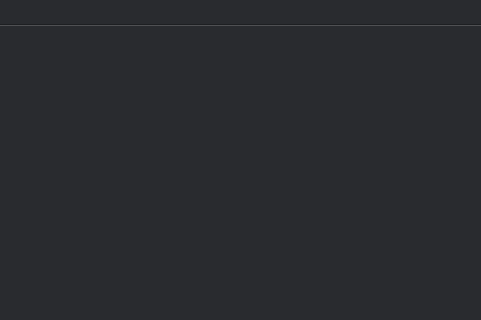
This is geo.ui in bigboyTaysh/geoalgorithm as Qt 5 draws it before an edit; both pictures show x 272 to 753 and y 0 to 320 of the 1009 by 609 pixel window. The edited form follows.
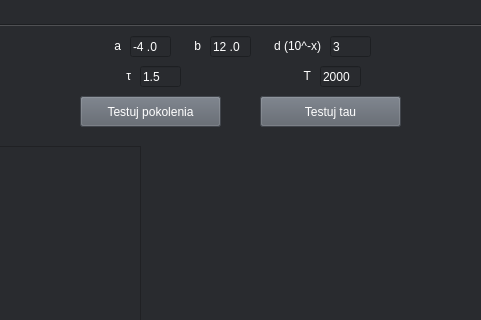
This is the edited form. The open tabs and pages were chosen to show the change. Custom widgets are drawn as their Qt base class.

Patch:
```diff
--- a/geo.ui
+++ b/geo.ui
@@ -495,6 +495,467 @@
      <attribute name="title">
       <string>Tab 2</string>
      </attribute>
+     <widget class="QLabel" name="label_11">
+      <property name="geometry">
+       <rect>
+        <x>380</x>
+        <y>40</y>
+        <width>21</width>
+        <height>20</height>
+       </rect>
+      </property>
+      <property name="styleSheet">
+       <string notr="true">color: rgb(255, 255, 255);</string>
+      </property>
+      <property name="text">
+       <string>τ</string>
+      </property>
+      <property name="alignment">
+       <set>Qt::AlignRight|Qt::AlignTrailing|Qt::AlignVCenter</set>
+      </property>
+     </widget>
+     <widget class="QLabel" name="label_12">
+      <property name="geometry">
+       <rect>
+        <x>560</x>
+        <y>40</y>
+        <width>21</width>
+        <height>20</height>
+       </rect>
+      </property>
+      <property name="styleSheet">
+       <string notr="true">color: rgb(255, 255, 255);</string>
+      </property>
+      <property name="text">
+       <string>T</string>
+      </property>
+      <property name="alignment">
+       <set>Qt::AlignRight|Qt::AlignTrailing|Qt::AlignVCenter</set>
+      </property>
+     </widget>
+     <widget class="QLineEdit" name="input_tau_test">
+      <property name="geometry">
+       <rect>
+        <x>410</x>
+        <y>40</y>
+        <width>41</width>
+        <height>21</height>
+       </rect>
+      </property>
+      <property name="styleSheet">
+       <string notr="true">color: rgb(255, 255, 255);</string>
+      </property>
+      <property name="inputMask">
+       <string>9.9</string>
+      </property>
+      <property name="text">
+       <string>1.5</string>
+      </property>
+     </widget>
+     <widget class="QLineEdit" name="input_t_test">
+      <property name="geometry">
+       <rect>
+        <x>590</x>
+        <y>40</y>
+        <width>41</width>
+        <height>21</height>
+       </rect>
+      </property>
+      <property name="styleSheet">
+       <string notr="true">
+color: rgb(255, 255, 255);</string>
+      </property>
+      <property name="inputMask">
+       <string>99999</string>
+      </property>
+      <property name="text">
+       <string>2000</string>
+      </property>
+     </widget>
+     <widget class="QPushButton" name="button_test_generations">
+      <property name="geometry">
+       <rect>
+        <x>350</x>
+        <y>70</y>
+        <width>141</width>
+        <height>31</height>
+       </rect>
+      </property>
+      <property name="sizePolicy">
+       <sizepolicy hsizetype="Minimum" vsizetype="Fixed">
+        <horstretch>0</horstretch>
+        <verstretch>0</verstretch>
+       </sizepolicy>
+      </property>
+      <property name="minimumSize">
+       <size>
+        <width>0</width>
+        <height>30</height>
+       </size>
+      </property>
+      <property name="baseSize">
+       <size>
+        <width>0</width>
+        <height>0</height>
+       </size>
+      </property>
+      <property name="cursor">
+       <cursorShape>PointingHandCursor</cursorShape>
+      </property>
+      <property name="layoutDirection">
+       <enum>Qt::RightToLeft</enum>
+      </property>
+      <property name="styleSheet">
+       <string notr="true">background-color: rgb(91, 97, 106);
+color: white;</string>
+      </property>
+      <property name="text">
+       <string>Testuj pokolenia</string>
+      </property>
+     </widget>
+     <widget class="QPushButton" name="button_test_tau">
+      <property name="geometry">
+       <rect>
+        <x>530</x>
+        <y>70</y>
+        <width>141</width>
+        <height>31</height>
+       </rect>
+      </property>
+      <property name="sizePolicy">
+       <sizepolicy hsizetype="Minimum" vsizetype="Fixed">
+        <horstretch>0</horstretch>
+        <verstretch>0</verstretch>
+       </sizepolicy>
+      </property>
+      <property name="minimumSize">
+       <size>
+        <width>0</width>
+        <height>30</height>
+       </size>
+      </property>
+      <property name="baseSize">
+       <size>
+        <width>0</width>
+        <height>0</height>
+       </size>
+      </property>
+      <property name="cursor">
+       <cursorShape>PointingHandCursor</cursorShape>
+      </property>
+      <property name="layoutDirection">
+       <enum>Qt::RightToLeft</enum>
+      </property>
+      <property name="styleSheet">
+       <string notr="true">background-color: rgb(91, 97, 106);
+color: white;</string>
+      </property>
+      <property name="text">
+       <string>Testuj tau</string>
+      </property>
+     </widget>
+     <widget class="QTableWidget" name="test_table">
+      <property name="enabled">
+       <bool>true</bool>
+      </property>
+      <property name="geometry">
+       <rect>
+        <x>10</x>
+        <y>120</y>
+        <width>401</width>
+        <height>451</height>
+       </rect>
+      </property>
+      <property name="font">
+       <font>
+        <stylestrategy>PreferDefault</stylestrategy>
+       </font>
+      </property>
+      <property name="cursor" stdset="0">
+       <cursorShape>ArrowCursor</cursorShape>
+      </property>
+      <property name="layoutDirection">
+       <enum>Qt::LeftToRight</enum>
+      </property>
+      <property name="autoFillBackground">
+       <bool>false</bool>
+      </property>
+      <property name="styleSheet">
+       <string notr="true">color: rgb(255, 255, 255);
+Header {Background-color: rgb(190,1,1);}</string>
+      </property>
+      <property name="verticalScrollBarPolicy">
+       <enum>Qt::ScrollBarAlwaysOff</enum>
+      </property>
+      <property name="horizontalScrollBarPolicy">
+       <enum>Qt::ScrollBarAlwaysOff</enum>
+      </property>
+      <property name="sizeAdjustPolicy">
+       <enum>QAbstractScrollArea::AdjustToContents</enum>
+      </property>
+      <property name="autoScroll">
+       <bool>false</bool>
+      </property>
+      <property name="editTriggers">
+       <set>QAbstractItemView::SelectedClicked</set>
+      </property>
+      <property name="tabKeyNavigation">
+       <bool>false</bool>
+      </property>
+      <property name="showDropIndicator" stdset="0">
+       <bool>false</bool>
+      </property>
+      <property name="dragDropOverwriteMode">
+       <bool>false</bool>
+      </property>
+      <property name="selectionMode">
+       <enum>QAbstractItemView::NoSelection</enum>
+      </property>
+      <property name="textElideMode">
+       <enum>Qt::ElideMiddle</enum>
+      </property>
+      <property name="showGrid">
+       <bool>true</bool>
+      </property>
+      <property name="wordWrap">
+       <bool>false</bool>
+      </property>
+      <property name="cornerButtonEnabled">
+       <bool>false</bool>
+      </property>
+      <property name="rowCount">
+       <number>0</number>
+      </property>
+      <property name="columnCount">
+       <number>6</number>
+      </property>
+      <attribute name="horizontalHeaderVisible">
+       <bool>false</bool>
+      </attribute>
+      <attribute name="horizontalHeaderCascadingSectionResizes">
+       <bool>true</bool>
+      </attribute>
+      <attribute name="horizontalHeaderDefaultSectionSize">
+       <number>133</number>
+      </attribute>
+      <attribute name="horizontalHeaderHighlightSections">
+       <bool>true</bool>
+      </attribute>
+      <attribute name="horizontalHeaderMinimumSectionSize">
+       <number>50</number>
+      </attribute>
+      <attribute name="horizontalHeaderShowSortIndicator" stdset="0">
+       <bool>false</bool>
+      </attribute>
+      <attribute name="horizontalHeaderStretchLastSection">
+       <bool>false</bool>
+      </attribute>
+      <attribute name="verticalHeaderVisible">
+       <bool>false</bool>
+      </attribute>
+      <column>
+       <property name="text">
+        <string>tau</string>
+       </property>
+       <property name="textAlignment">
+        <set>AlignCenter</set>
+       </property>
+       <property name="background">
+        <color>
+         <red>41</red>
+         <green>43</green>
+         <blue>47</blue>
+        </color>
+       </property>
+       <property name="foreground">
+        <brush brushstyle="NoBrush">
+         <color alpha="255">
+          <red>255</red>
+          <green>255</green>
+          <blue>255</blue>
+         </color>
+        </brush>
+       </property>
+      </column>
+      <column>
+       <property name="text">
+        <string>T</string>
+       </property>
+       <property name="textAlignment">
+        <set>AlignCenter</set>
+       </property>
+       <property name="background">
+        <color>
+         <red>41</red>
+         <green>43</green>
+         <blue>47</blue>
+        </color>
+       </property>
+       <property name="foreground">
+        <brush brushstyle="NoBrush">
+         <color alpha="255">
+          <red>255</red>
+          <green>255</green>
+          <blue>255</blue>
+         </color>
+        </brush>
+       </property>
+      </column>
+      <column>
+       <property name="text">
+        <string>f(x)</string>
+       </property>
+       <property name="textAlignment">
+        <set>AlignCenter</set>
+       </property>
+       <property name="background">
+        <color>
+         <red>41</red>
+         <green>43</green>
+         <blue>47</blue>
+        </color>
+       </property>
+       <property name="foreground">
+        <brush brushstyle="NoBrush">
+         <color alpha="255">
+          <red>255</red>
+          <green>255</green>
+          <blue>255</blue>
+         </color>
+        </brush>
+       </property>
+      </column>
+      <column/>
+      <column/>
+      <column/>
+     </widget>
+     <widget class="QChartView" name="widget_test" native="true">
+      <property name="geometry">
+       <rect>
+        <x>420</x>
+        <y>120</y>
+        <width>571</width>
+        <height>451</height>
+       </rect>
+      </property>
+      <property name="styleSheet">
+       <string notr="true">background-color: rgb(41, 43, 47);</string>
+      </property>
+     </widget>
+     <widget class="QLineEdit" name="input_a_test">
+      <property name="geometry">
+       <rect>
+        <x>400</x>
+        <y>10</y>
+        <width>41</width>
+        <height>21</height>
+       </rect>
+      </property>
+      <property name="styleSheet">
+       <string notr="true">color: rgb(255, 255, 255)</string>
+      </property>
+      <property name="inputMask">
+       <string>#99.9</string>
+      </property>
+      <property name="text">
+       <string>-4.0</string>
+      </property>
+     </widget>
+     <widget class="QLabel" name="label_13">
+      <property name="geometry">
+       <rect>
+        <x>450</x>
+        <y>10</y>
+        <width>21</width>
+        <height>20</height>
+       </rect>
+      </property>
+      <property name="styleSheet">
+       <string notr="true">color: rgb(255, 255, 255);</string>
+      </property>
+      <property name="text">
+       <string>b</string>
+      </property>
+      <property name="alignment">
+       <set>Qt::AlignRight|Qt::AlignTrailing|Qt::AlignVCenter</set>
+      </property>
+     </widget>
+     <widget class="QLabel" name="label_14">
+      <property name="geometry">
+       <rect>
+        <x>540</x>
+        <y>10</y>
+        <width>51</width>
+        <height>20</height>
+       </rect>
+      </property>
+      <property name="styleSheet">
+       <string notr="true">color: rgb(255, 255, 255);</string>
+      </property>
+      <property name="text">
+       <string>d (10^-x)</string>
+      </property>
+      <property name="alignment">
+       <set>Qt::AlignRight|Qt::AlignTrailing|Qt::AlignVCenter</set>
+      </property>
+     </widget>
+     <widget class="QLabel" name="label_15">
+      <property name="geometry">
+       <rect>
+        <x>370</x>
+        <y>10</y>
+        <width>21</width>
+        <height>20</height>
+       </rect>
+      </property>
+      <property name="styleSheet">
+       <string notr="true">color: rgb(255, 255, 255);</string>
+      </property>
+      <property name="text">
+       <string>a</string>
+      </property>
+      <property name="alignment">
+       <set>Qt::AlignRight|Qt::AlignTrailing|Qt::AlignVCenter</set>
+      </property>
+     </widget>
+     <widget class="QLineEdit" name="input_b_test">
+      <property name="geometry">
+       <rect>
+        <x>480</x>
+        <y>10</y>
+        <width>41</width>
+        <height>21</height>
+       </rect>
+      </property>
+      <property name="styleSheet">
+       <string notr="true">color: rgb(255, 255, 255);</string>
+      </property>
+      <property name="inputMask">
+       <string>#99.9</string>
+      </property>
+      <property name="text">
+       <string>12.0</string>
+      </property>
+     </widget>
+     <widget class="QLineEdit" name="input_d_test">
+      <property name="geometry">
+       <rect>
+        <x>600</x>
+        <y>10</y>
+        <width>41</width>
+        <height>21</height>
+       </rect>
+      </property>
+      <property name="styleSheet">
+       <string notr="true">;color: rgb(255, 255, 255);</string>
+      </property>
+      <property name="inputMask">
+       <string>9</string>
+      </property>
+      <property name="text">
+       <string>3</string>
+      </property>
+     </widget>
     </widget>
    </widget>
   </widget>
```
Left out of the diff: 3 changed lines with no effect on the pictures.
